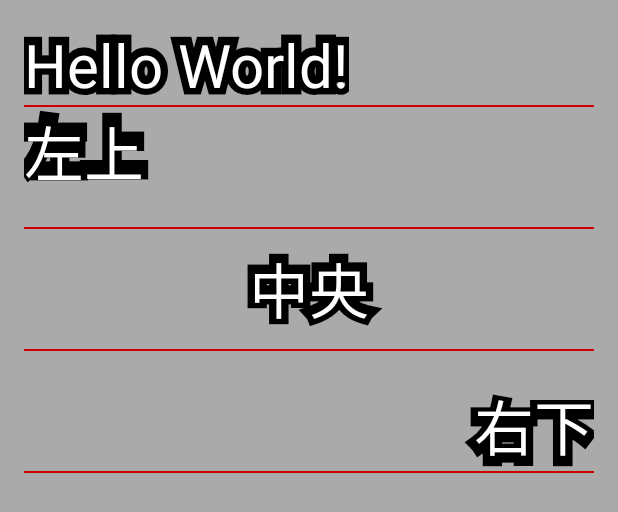
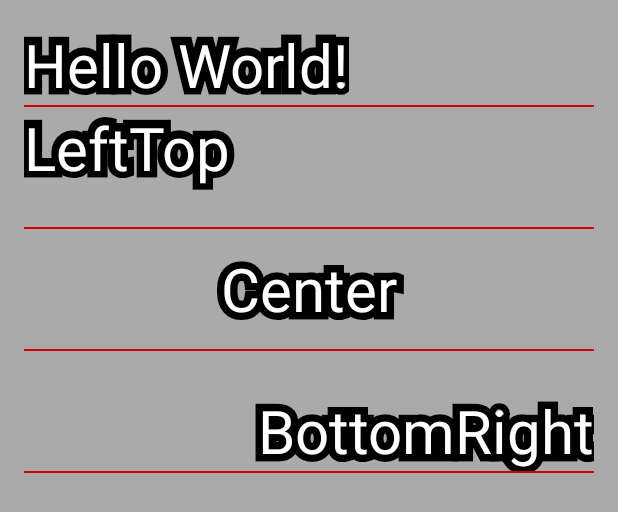
Before and after one commit to mattak/OutlinedText, an Android app: the layout content_main.xml on its own in the app's theme, with its tools: preview values and no code run, on a phone screen of 412 x 824 dp. Shown: the top 512 px of the screen. Run offline under Robolectric (Android 15) with nearby library versions, the phone set to English and light mode, and no system bars.

Commit message:
feat(example): handle custom font

```diff
--- a/example/build.gradle
+++ b/example/build.gradle
@@ -24,4 +24,5 @@ dependencies {
     compile 'com.android.support:appcompat-v7:23.1.0'
     compile 'com.android.support:design:23.1.0'
     compile project(':outlined-text')
+    compile 'uk.co.chrisjenx:calligraphy:2.1.0'
 }
--- a/example/src/main/res/layout/content_main.xml
+++ b/example/src/main/res/layout/content_main.xml
@@ -31,7 +31,7 @@
     <me.mattak.outlined_text.OutlinedTextView
         android:layout_width="match_parent"
         android:layout_height="80dp"
-        android:text="左上"
+        android:text="LeftTop"
         android:textColor="@android:color/white"
         android:textSize="40sp"
         app:strokeColor="@android:color/black"
@@ -43,10 +43,11 @@
         android:background="@android:color/holo_red_dark" />
 
     <me.mattak.outlined_text.OutlinedTextView
+        fontPath="Raleway-Medium.ttf"
         android:layout_width="match_parent"
         android:layout_height="80dp"
         android:gravity="center"
-        android:text="中央"
+        android:text="Center"
         android:textColor="@android:color/white"
         android:textSize="40sp"
         app:strokeColor="@android:color/black"
@@ -61,7 +62,7 @@
         android:layout_width="match_parent"
         android:layout_height="80dp"
         android:gravity="bottom|right"
-        android:text="右下"
+        android:text="BottomRight"
         android:textColor="@android:color/white"
         android:textSize="40sp"
         app:strokeColor="@android:color/black"
@@ -71,5 +72,4 @@
         android:layout_width="match_parent"
         android:layout_height="1dp"
         android:background="@android:color/holo_red_dark" />
-
 </LinearLayout>
```
Also changed, not shown: example/src/main/AndroidManifest.xml (+5 -3 lines), example/src/main/java/me/mattak/example/outlined_text/MainActivity.java (+8 -0 lines), example/src/main/java/me/mattak/example/outlined_text/MainApplication.java (added, +22 -0 lines), example/src/main/assets/Raleway-Medium.ttf (added).
